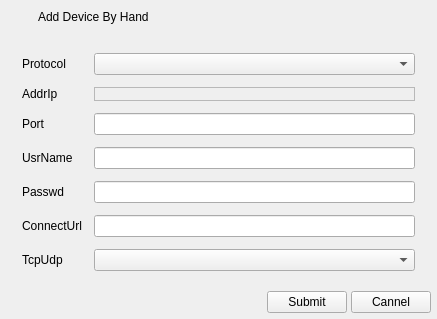
Old version of the form App/Modules/AvGui/AvForm/dlghandadddevice.ui in the repository jjzhang166/avWare.
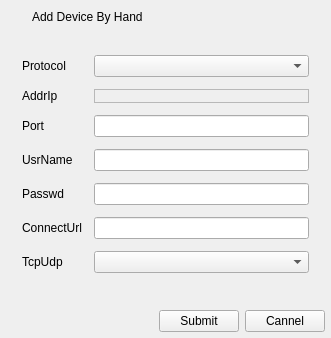
New version of the form. Custom widgets are drawn as their Qt base class.

Diff of the .ui file:
```diff
--- a/App/Modules/AvGui/AvForm/dlghandadddevice.ui
+++ b/App/Modules/AvGui/AvForm/dlghandadddevice.ui
@@ -6,8 +6,8 @@
    <rect>
     <x>0</x>
     <y>0</y>
-    <width>437</width>
-    <height>296</height>
+    <width>331</width>
+    <height>338</height>
    </rect>
   </property>
   <property name="windowTitle">
@@ -15,19 +15,16 @@
   </property>
   <layout class="QGridLayout" name="gridLayout">
    <property name="leftMargin">
-    <number>6</number>
+    <number>0</number>
    </property>
    <property name="topMargin">
     <number>0</number>
    </property>
    <property name="rightMargin">
-    <number>6</number>
+    <number>0</number>
    </property>
    <property name="bottomMargin">
-    <number>6</number>
-   </property>
-   <property name="spacing">
-    <number>4</number>
+    <number>0</number>
    </property>
    <item row="0" column="0">
     <widget class="QWidget" name="WidGetTitle" native="true">
@@ -244,6 +241,17 @@
     </widget>
    </item>
    <item row="1" column="0">
+    <layout class="QVBoxLayout" name="verticalLayout">
+     <property name="leftMargin">
+      <number>6</number>
+     </property>
+     <property name="rightMargin">
+      <number>6</number>
+     </property>
+     <property name="bottomMargin">
+      <number>6</number>
+     </property>
+     <item>
     <layout class="QFormLayout" name="formLayout">
      <property name="horizontalSpacing">
       <number>12</number>
@@ -342,7 +350,7 @@
      </item>
     </layout>
    </item>
-   <item row="2" column="0">
+     <item>
     <layout class="QHBoxLayout" name="HorSubCannelBtn">
      <item>
       <spacer name="horizontalSpacer">
@@ -370,6 +378,8 @@
         <string>Cannel</string>
        </property>
       </widget>
+       </item>
+      </layout>
      </item>
     </layout>
    </item>
```
Lines whose indentation alone changed are shown as unchanged.
